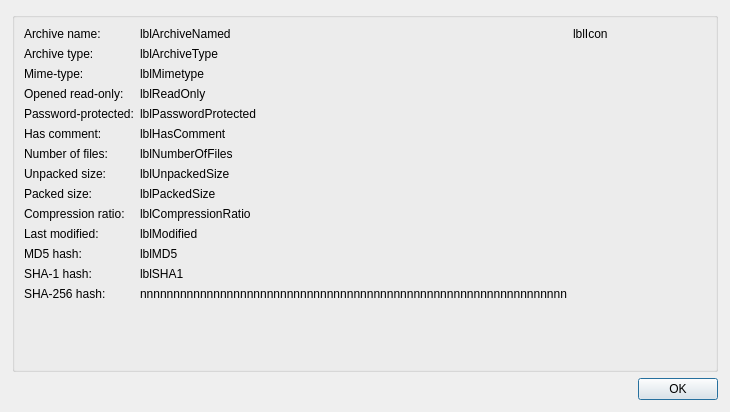
Before: the Qt Designer form kerfuffle/propertiesdialog.ui in KDE/ark, drawn with Qt 5.
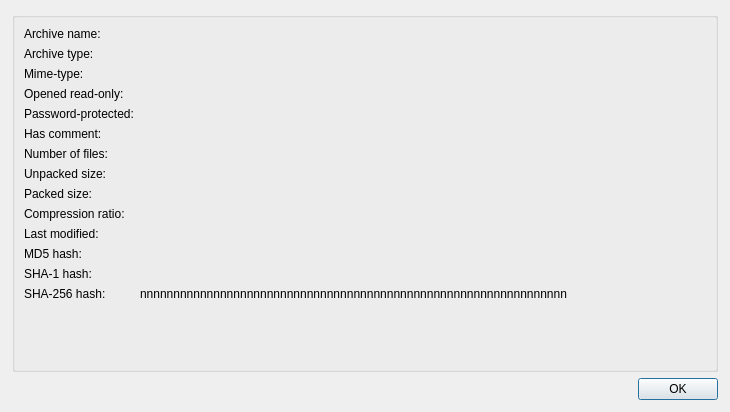
After: the same form once the commit is applied.

What changed in the file:
```diff
--- a/kerfuffle/propertiesdialog.ui
+++ b/kerfuffle/propertiesdialog.ui
@@ -38,13 +38,6 @@
           </property>
          </widget>
         </item>
-        <item row="0" column="1">
-         <widget class="QLabel" name="lblArchiveName">
-          <property name="text">
-           <string>lblArchiveNamed</string>
-          </property>
-         </widget>
-        </item>
         <item row="1" column="0">
          <widget class="QLabel" name="label_4">
           <property name="text">
@@ -55,7 +48,7 @@
         <item row="1" column="1">
          <widget class="QLabel" name="lblArchiveType">
           <property name="text">
-           <string>lblArchiveType</string>
+           <string/>
           </property>
          </widget>
         </item>
@@ -69,7 +62,7 @@
         <item row="2" column="1">
          <widget class="QLabel" name="lblMimetype">
           <property name="text">
-           <string>lblMimetype</string>
+           <string/>
           </property>
          </widget>
         </item>
@@ -83,7 +76,7 @@
         <item row="3" column="1">
          <widget class="QLabel" name="lblReadOnly">
           <property name="text">
-           <string>lblReadOnly</string>
+           <string/>
           </property>
          </widget>
         </item>
@@ -97,7 +90,7 @@
         <item row="4" column="1">
          <widget class="QLabel" name="lblPasswordProtected">
           <property name="text">
-           <string>lblPasswordProtected</string>
+           <string/>
           </property>
          </widget>
         </item>
@@ -111,7 +104,7 @@
         <item row="5" column="1">
          <widget class="QLabel" name="lblHasComment">
           <property name="text">
-           <string>lblHasComment</string>
+           <string/>
           </property>
          </widget>
         </item>
@@ -125,7 +118,7 @@
         <item row="6" column="1">
          <widget class="QLabel" name="lblNumberOfFiles">
           <property name="text">
-           <string>lblNumberOfFiles</string>
+           <string/>
           </property>
          </widget>
         </item>
@@ -139,7 +132,7 @@
         <item row="7" column="1">
          <widget class="QLabel" name="lblUnpackedSize">
           <property name="text">
-           <string>lblUnpackedSize</string>
+           <string/>
           </property>
          </widget>
         </item>
@@ -153,7 +146,7 @@
         <item row="8" column="1">
          <widget class="QLabel" name="lblPackedSize">
           <property name="text">
-           <string>lblPackedSize</string>
+           <string/>
           </property>
          </widget>
         </item>
@@ -167,7 +160,7 @@
         <item row="9" column="1">
          <widget class="QLabel" name="lblCompressionRatio">
           <property name="text">
-           <string>lblCompressionRatio</string>
+           <string/>
           </property>
          </widget>
         </item>
@@ -181,7 +174,7 @@
         <item row="10" column="1">
          <widget class="QLabel" name="lblLastModified">
           <property name="text">
-           <string>lblModified</string>
+           <string/>
           </property>
          </widget>
         </item>
@@ -195,7 +188,7 @@
         <item row="11" column="1">
          <widget class="QLabel" name="lblMD5">
           <property name="text">
-           <string>lblMD5</string>
+           <string/>
           </property>
           <property name="alignment">
            <set>Qt::AlignLeading|Qt::AlignLeft|Qt::AlignVCenter</set>
@@ -215,7 +208,7 @@
         <item row="12" column="1">
          <widget class="QLabel" name="lblSHA1">
           <property name="text">
-           <string>lblSHA1</string>
+           <string/>
           </property>
           <property name="textInteractionFlags">
            <set>Qt::LinksAccessibleByMouse|Qt::TextSelectableByMouse</set>
@@ -239,12 +232,19 @@
           </property>
          </widget>
         </item>
+        <item row="0" column="1">
+         <widget class="QLabel" name="lblArchiveName">
+          <property name="text">
+           <string/>
+          </property>
+         </widget>
+        </item>
        </layout>
       </item>
       <item>
        <widget class="QLabel" name="lblIcon">
         <property name="text">
-         <string>lblIcon</string>
+         <string/>
         </property>
         <property name="alignment">
          <set>Qt::AlignLeading|Qt::AlignLeft|Qt::AlignTop</set>
```
Left out of the diff: 2 changed lines with no effect on the pictures.
